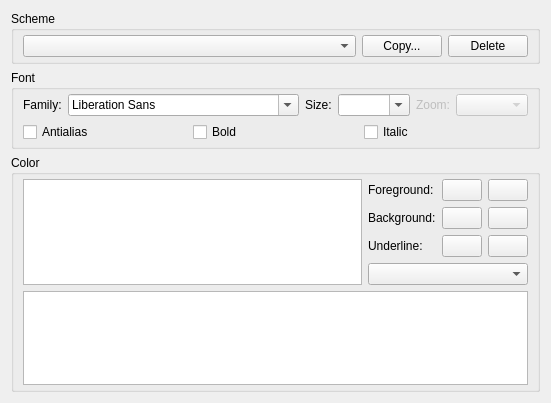
The window that lib/Config/FileSchemeConfig.ui (F8LEFT/ART) describes before a commit, drawn with Qt 5.
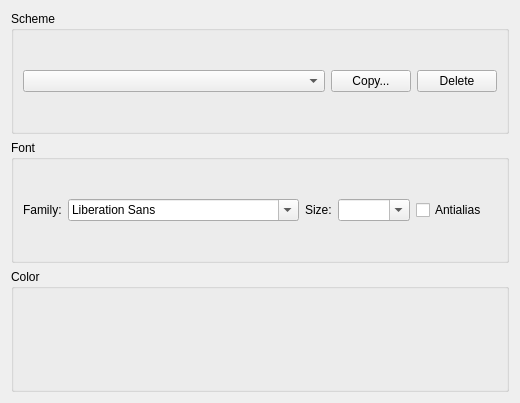
The same window after the commit. Icons and pictures are not drawn.

```diff
--- a/lib/Config/FileSchemeConfig.ui
+++ b/lib/Config/FileSchemeConfig.ui
@@ -101,19 +101,9 @@
          </widget>
         </item>
         <item>
-         <widget class="QLabel" name="label_3">
-          <property name="enabled">
-           <bool>false</bool>
-          </property>
+         <widget class="QCheckBox" name="mAntialiasCheckBox">
           <property name="text">
-           <string>Zoom:</string>
-          </property>
-         </widget>
-        </item>
-        <item>
-         <widget class="QComboBox" name="mZoomCombobox">
-          <property name="enabled">
-           <bool>false</bool>
+           <string>Antialias</string>
           </property>
          </widget>
         </item>
@@ -132,31 +122,6 @@
         </item>
        </layout>
       </item>
-      <item row="1" column="0">
-       <layout class="QHBoxLayout" name="horizontalLayout_6">
-        <item>
-         <widget class="QCheckBox" name="mAntialiasCheckBox">
-          <property name="text">
-           <string>Antialias</string>
-          </property>
-         </widget>
-        </item>
-        <item>
-         <widget class="QCheckBox" name="mBoldCheck">
-          <property name="text">
-           <string>Bold</string>
-          </property>
-         </widget>
-        </item>
-        <item>
-         <widget class="QCheckBox" name="mItalicCheck">
-          <property name="text">
-           <string>Italic</string>
-          </property>
-         </widget>
-        </item>
-       </layout>
-      </item>
      </layout>
     </widget>
    </item>
@@ -165,181 +130,6 @@
      <property name="title">
       <string>Color</string>
      </property>
-     <layout class="QGridLayout" name="gridLayout">
-      <property name="topMargin">
-       <number>4</number>
-      </property>
-      <property name="bottomMargin">
-       <number>4</number>
-      </property>
-      <item row="0" column="0">
-       <layout class="QHBoxLayout" name="horizontalLayout_7">
-        <item>
-         <widget class="QListWidget" name="mColorListWidget">
-          <property name="sizePolicy">
-           <sizepolicy hsizetype="Expanding" vsizetype="Expanding">
-            <horstretch>0</horstretch>
-            <verstretch>0</verstretch>
-           </sizepolicy>
-          </property>
-         </widget>
-        </item>
-        <item>
-         <layout class="QVBoxLayout" name="verticalLayout">
-          <item>
-           <layout class="QHBoxLayout" name="horizontalLayout_3">
-            <item>
-             <widget class="QLabel" name="label_4">
-              <property name="text">
-               <string>Foreground:</string>
-              </property>
-             </widget>
-            </item>
-            <item>
-             <widget class="QPushButton" name="mForegroundColorBtn">
-              <property name="sizePolicy">
-               <sizepolicy hsizetype="Fixed" vsizetype="Fixed">
-                <horstretch>0</horstretch>
-                <verstretch>0</verstretch>
-               </sizepolicy>
-              </property>
-              <property name="styleSheet">
-               <string notr="true"/>
-              </property>
-              <property name="text">
-               <string/>
-              </property>
-             </widget>
-            </item>
-            <item>
-             <widget class="QPushButton" name="mForegroundClearBtn">
-              <property name="sizePolicy">
-               <sizepolicy hsizetype="Fixed" vsizetype="Fixed">
-                <horstretch>0</horstretch>
-                <verstretch>0</verstretch>
-               </sizepolicy>
-              </property>
-              <property name="text">
-               <string/>
-              </property>
-              <property name="icon">
-               <iconset resource="../../ART.qrc">
-                <normaloff>:/images/close.png</normaloff>:/images/close.png</iconset>
-              </property>
-             </widget>
-            </item>
-           </layout>
-          </item>
-          <item>
-           <layout class="QHBoxLayout" name="horizontalLayout_4">
-            <item>
-             <widget class="QLabel" name="label_5">
-              <property name="text">
-               <string>Background:</string>
-              </property>
-             </widget>
-            </item>
-            <item>
-             <widget class="QPushButton" name="mBackgroundColorBtn">
-              <property name="sizePolicy">
-               <sizepolicy hsizetype="Fixed" vsizetype="Fixed">
-                <horstretch>0</horstretch>
-                <verstretch>0</verstretch>
-               </sizepolicy>
-              </property>
-              <property name="text">
-               <string/>
-              </property>
-             </widget>
-            </item>
-            <item>
-             <widget class="QPushButton" name="mBackgroundClearBtn">
-              <property name="sizePolicy">
-               <sizepolicy hsizetype="Fixed" vsizetype="Fixed">
-                <horstretch>0</horstretch>
-                <verstretch>0</verstretch>
-               </sizepolicy>
-              </property>
-              <property name="text">
-               <string/>
-              </property>
-              <property name="icon">
-               <iconset resource="../../ART.qrc">
-                <normaloff>:/images/close.png</normaloff>:/images/close.png</iconset>
-              </property>
-             </widget>
-            </item>
-           </layout>
-          </item>
-          <item>
-           <layout class="QHBoxLayout" name="horizontalLayout_5">
-            <item>
-             <widget class="QLabel" name="label_6">
-              <property name="text">
-               <string>Underline:</string>
-              </property>
-             </widget>
-            </item>
-            <item>
-             <widget class="QPushButton" name="mUnderlineColorBtn">
-              <property name="sizePolicy">
-               <sizepolicy hsizetype="Fixed" vsizetype="Fixed">
-                <horstretch>0</horstretch>
-                <verstretch>0</verstretch>
-               </sizepolicy>
-              </property>
-              <property name="text">
-               <string/>
-              </property>
-             </widget>
-            </item>
-            <item>
-             <widget class="QPushButton" name="mUnderlineClearBtn">
-              <property name="sizePolicy">
-               <sizepolicy hsizetype="Fixed" vsizetype="Fixed">
-                <horstretch>0</horstretch>
-                <verstretch>0</verstretch>
-               </sizepolicy>
-              </property>
-              <property name="text">
-               <string/>
-              </property>
-              <property name="icon">
-               <iconset resource="../../ART.qrc">
-                <normaloff>:/images/close.png</normaloff>:/images/close.png</iconset>
-              </property>
-             </widget>
-            </item>
-           </layout>
-          </item>
-          <item>
-           <widget class="QComboBox" name="mUnderlineCombobox"/>
-          </item>
-          <item>
-           <spacer name="verticalSpacer">
-            <property name="orientation">
-             <enum>Qt::Vertical</enum>
-            </property>
-            <property name="sizeHint" stdset="0">
-             <size>
-              <width>20</width>
-              <height>40</height>
-             </size>
-            </property>
-           </spacer>
-          </item>
-         </layout>
-        </item>
-       </layout>
-      </item>
-      <item row="1" column="0">
-       <widget class="QPlainTextEdit" name="mColorEditor">
-        <property name="layoutDirection">
-         <enum>Qt::LeftToRight</enum>
-        </property>
-       </widget>
-      </item>
-     </layout>
     </widget>
    </item>
   </layout>
```
Left out of the diff: 4 changed lines with no effect on the pictures.
